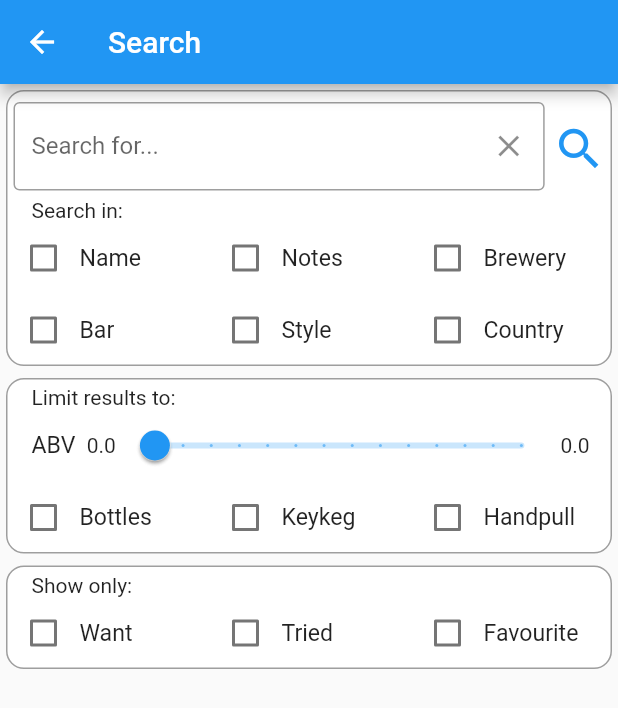
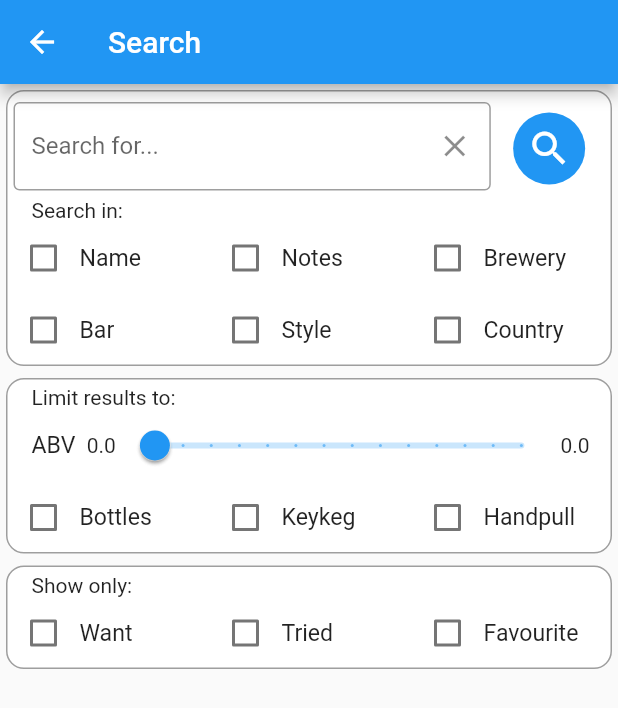
Before and after one commit to dave-co/gbbf_beer_app, a Flutter app: the Search screen opened directly with empty values, on a phone screen of 412 x 824 dp. Shown: the top 708 px of the screen. Run offline on Flutter 3.47's test engine with Material 2 defaults, Android fonts, the phone set to English and light mode, and no system bars; our stand-ins replace flutter_hooks, shared_preferences; accounts and stored records are empty.

Commit message:
change search button, save beer meta data

```diff
--- a/lib/search.dart
+++ b/lib/search.dart
@@ -158,16 +158,19 @@ class _CreateSearchState extends State<Search> {
                                       )
                                   ),
                                   Expanded(
-                                      flex: 1,
+                                      flex: 2,
                                       child: Padding(
                                           padding: const EdgeInsets.only(top: 6, left: 5, right: 8),
-                                          child: GestureDetector(
-                                              onTap: _back,
-                                              child: const Icon(
-                                                Icons.search,
-                                                color: Colors.blue,
-                                                size: 36,
-                                              )
+                                          child: Ink(
+                                            decoration: const ShapeDecoration(
+                                              color: Colors.blue,
+                                              shape: CircleBorder()
+                                            ),
+                                            child: IconButton(
+                                                icon: const Icon(Icons.search, size: 30),
+                                                color: Colors.white,
+                                                onPressed: _back
+                                            )
                                           )
                                       )
                                   )
```
Also changed, not shown: lib/main.dart (+6 -9 lines), lib/saved_state.dart (+13 -3 lines).
